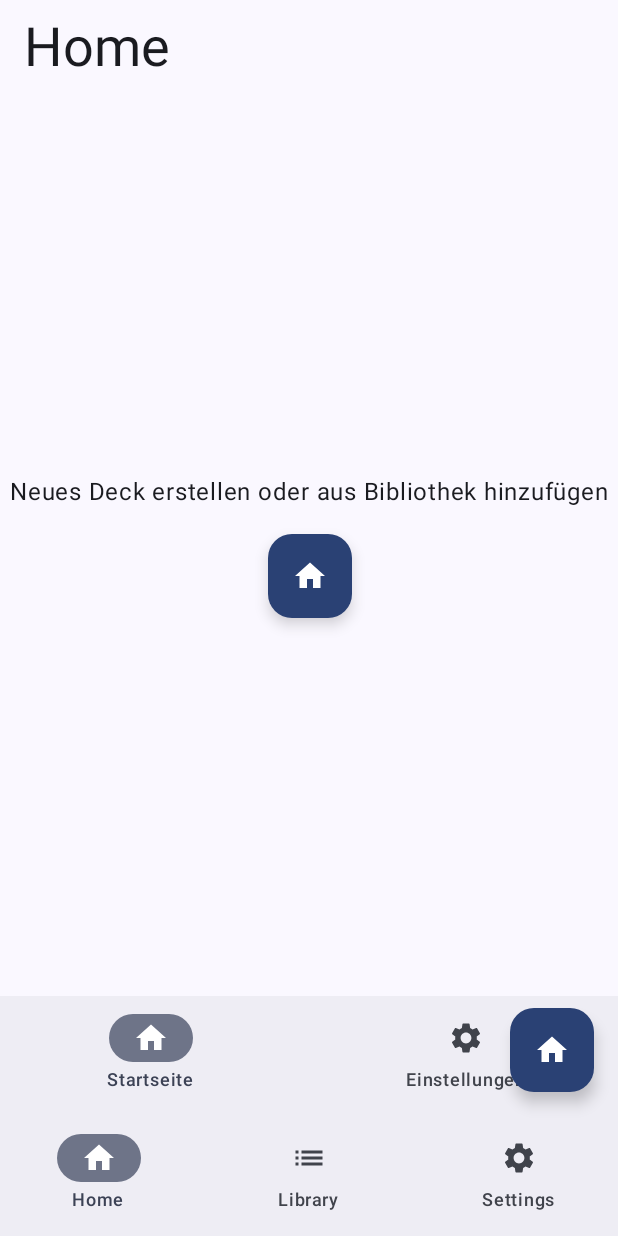
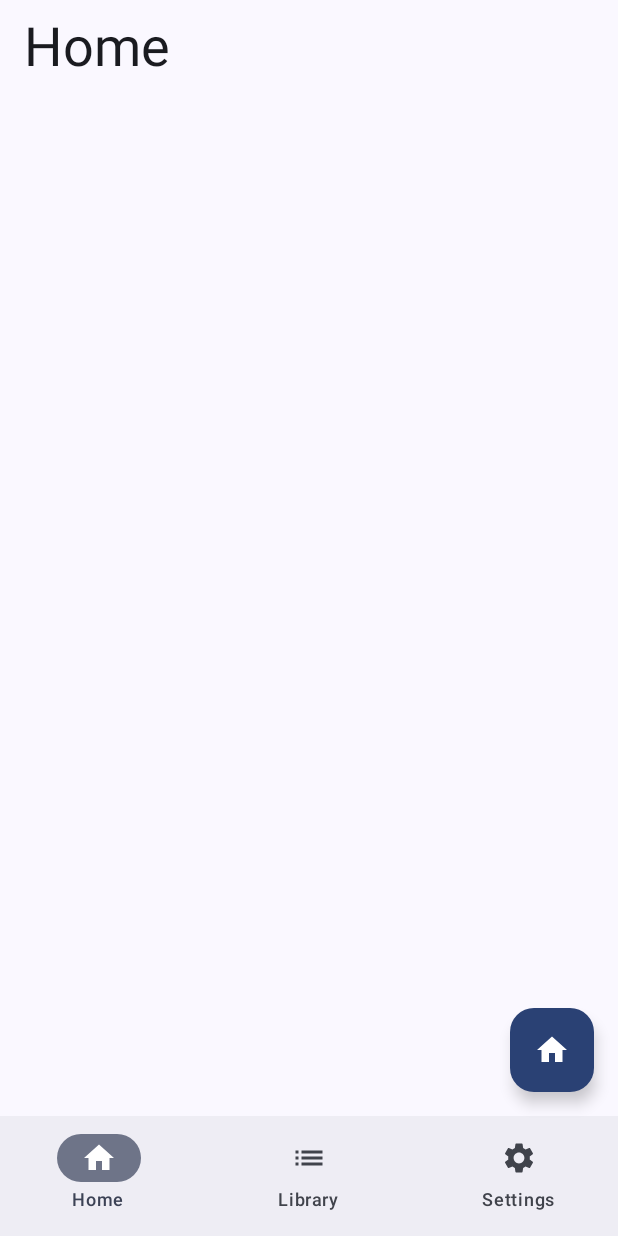
Before and after one commit to SteffenSchinke/Team-Lernkarten, an Android app built with Jetpack Compose: the screen it shows after launch (MainActivity), on a phone screen of 412 x 824 dp. Run offline under Robolectric (Android 15) with nearby library versions, the phone set to English and light mode, and no system bars.

Commit message:
Review HomeScreen

```diff
--- a/app/src/main/java/de/syntax_institut/lernkarten/team/ui/screens/Home.kt
+++ b/app/src/main/java/de/syntax_institut/lernkarten/team/ui/screens/Home.kt
@@ -17,23 +17,7 @@ fun Home() {
     var selectedIndex by remember { mutableStateOf(0) }
 
     Scaffold(
-        bottomBar = {
-            NavigationBar {
-                NavigationBarItem(
-                    icon = { Icon(Icons.Filled.Home, contentDescription = "Startseite") },
-                    label = { Text("Startseite") },
-                    selected = selectedIndex == 0,
-                    onClick = { selectedIndex = 0 }
-                )
 
-                NavigationBarItem(
-                    icon = { Icon(Icons.Filled.Settings, contentDescription = "Einstellungen") },
-                    label = { Text("Einstellungen") },
-                    selected = selectedIndex == 1,
-                    onClick = { selectedIndex = 1}
-                )
-            }
-        }
     ) { innerPadding ->
         Box(
             modifier = Modifier
@@ -41,43 +25,14 @@ fun Home() {
                 .padding(innerPadding),
             contentAlignment = Alignment.Center
         ) {
-            when (selectedIndex) {
-                0 -> StartseiteContent()
-                2 -> EinstellungenContent()
-            }
+
         }
     }
 }
 
-@Composable
-fun StartseiteContent() {
-    Column(
-        horizontalAlignment = Alignment.CenterHorizontally
-    ) {
-        Text(text = "Neues Deck erstellen oder aus Bibliothek hinzufügen")
-        Spacer(modifier = Modifier.height(16.dp))
-        FloatingActionButton(
-            onClick = { /* TODO: Neues Deck erstellen */ },
-            containerColor = MaterialTheme.colorScheme.primary
-        ) {
-            Icon(Icons.Default.Home, contentDescription = "Neues Deck")
-        }
-    }
-}
 
-@Composable
-fun BibliothekContent() {
-    Box(contentAlignment = Alignment.Center, modifier = Modifier.fillMaxSize()) {
-        Text(text = "Bibliothek wird hier angezeigt")
-    }
-}
 
-@Composable
-fun EinstellungenContent() {
-    Box(contentAlignment = Alignment.Center, modifier = Modifier.fillMaxSize()) {
-        Text(text = "Einstellungen")
-    }
-}
+
 
 @Preview(showBackground = true)
 @Composable
```
